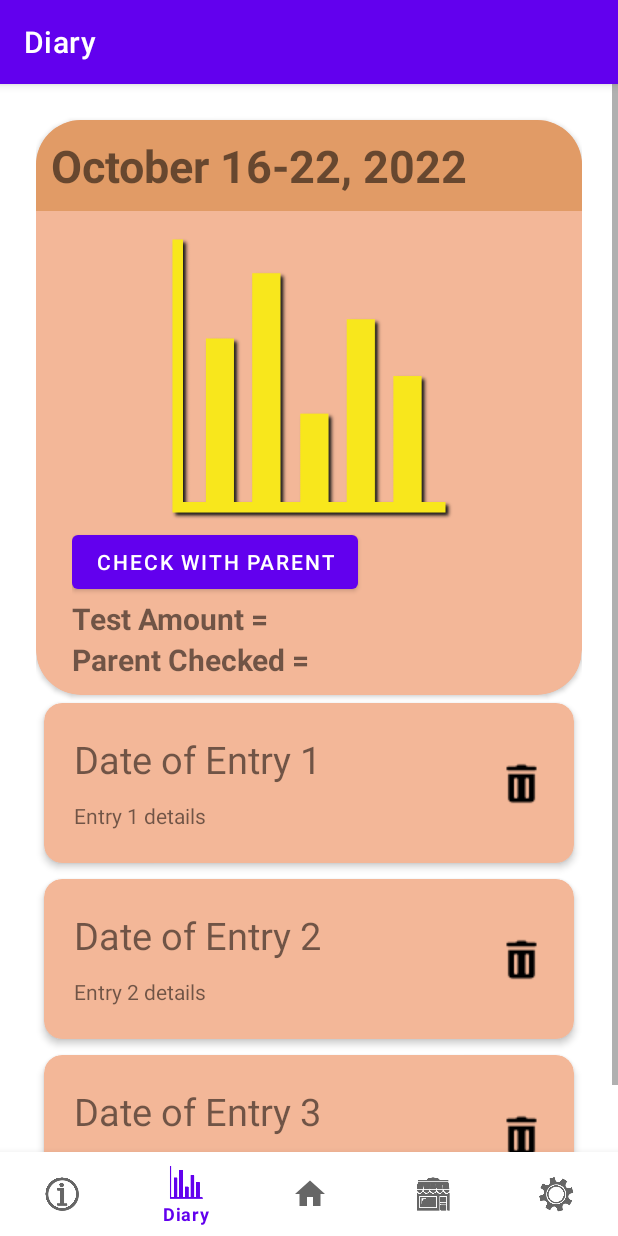
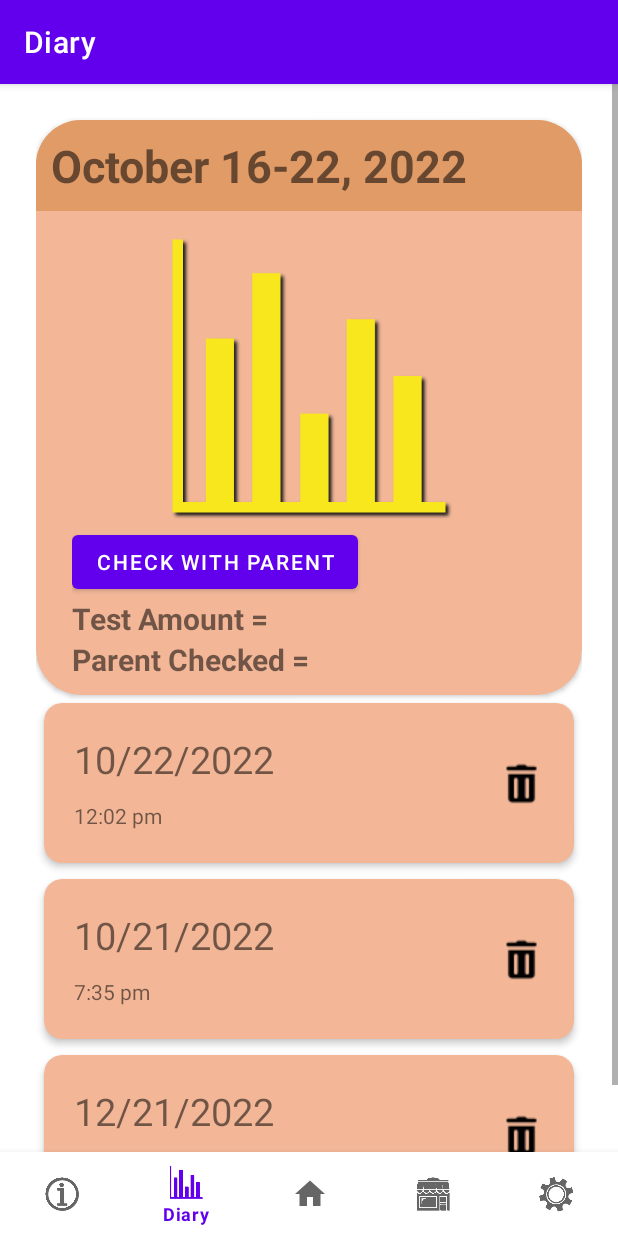
Before and after one commit to blackfloret/JuvenileDiabetesManager, an Android app: the DiaryFragment screen opened through its navigation route, on a phone screen of 412 x 824 dp. Run offline under Robolectric (Android 15) with nearby library versions, the light colour scheme and no system bars; our stand-ins replace Room's generated code, navigation-ui.

Commit message:
Add some db code.

```diff
--- a/app/src/main/java/com/example/juvenilediabetesmanager/DiaryRecyclerAdapter.kt
+++ b/app/src/main/java/com/example/juvenilediabetesmanager/DiaryRecyclerAdapter.kt
@@ -9,8 +9,8 @@ import androidx.recyclerview.widget.RecyclerView
 class DiaryRecyclerAdapter: RecyclerView.Adapter<DiaryRecyclerAdapter.ViewHolder>(){
 
     // arrays values are hard-coded for now
-    private var titles = arrayOf("Date of Entry 1", "Date of Entry 2", "Date of Entry 3")
-    private var details = arrayOf("Entry 1 details", "Entry 2 details", "Entry 3 details")
+    private var titles = arrayOf("10/22/2022", "10/21/2022", "12/21/2022")
+    private var details = arrayOf("12:02 pm", "7:35 pm", "6:51 pm")
 
     // create card view, inflate it, pass to inner class
     override fun onCreateViewHolder(parent: ViewGroup, viewType: Int): ViewHolder {
--- a/app/src/main/java/com/example/juvenilediabetesmanager/ui/diary/DiaryFragment.kt
+++ b/app/src/main/java/com/example/juvenilediabetesmanager/ui/diary/DiaryFragment.kt
@@ -10,7 +10,9 @@ import androidx.fragment.app.Fragment
 import androidx.lifecycle.ViewModelProvider
 import androidx.recyclerview.widget.LinearLayoutManager
 import androidx.recyclerview.widget.RecyclerView
+import com.example.juvenilediabetesmanager.AppDatabase
 import com.example.juvenilediabetesmanager.DiaryRecyclerAdapter
+import com.example.juvenilediabetesmanager.Entry
 import com.example.juvenilediabetesmanager.R
 import com.example.juvenilediabetesmanager.databinding.FragmentDiaryBinding
 
@@ -35,14 +37,18 @@ class DiaryFragment : Fragment() {
         _binding = FragmentDiaryBinding.inflate(inflater, container, false)
         val root: View = binding.root
 
+        // db pull
+        Thread {
+            val db = AppDatabase.getDatabase(requireContext())
+            val entryDao = db.entryDao()
+            val allEntries: List<Entry>  = entryDao.getAll() // gets all entries
+        }
         val recyclerView: RecyclerView = binding.diaryRecyclerView
         diaryLayoutManager = LinearLayoutManager(requireActivity())
         recyclerView.layoutManager = diaryLayoutManager
 
         diaryAdapter = DiaryRecyclerAdapter()
-        Log.d("test","test5")
         recyclerView.adapter = diaryAdapter
-        Log.d("test","test6")
         return binding.root
     }
 
```
